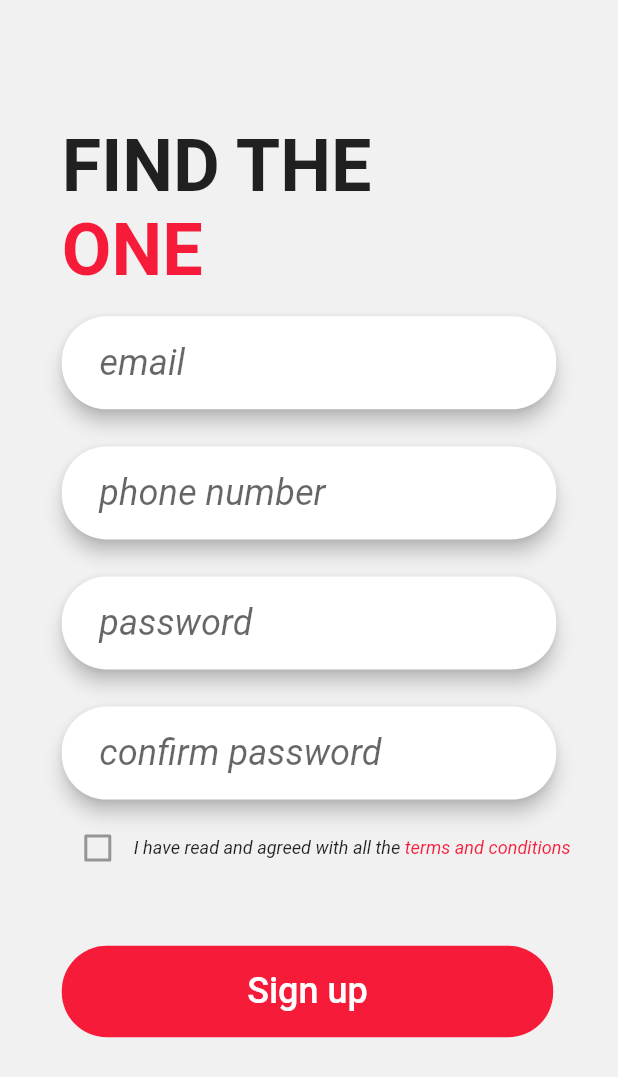
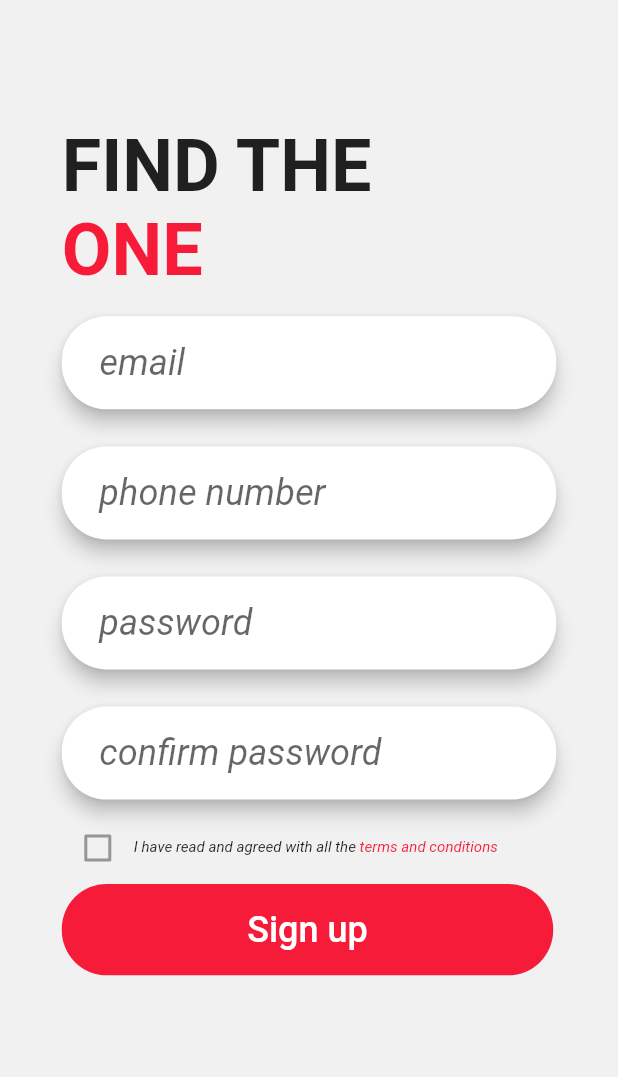
Before and after one commit to devabhixda/Tavat-FrontEnd, a Flutter app: the screen it shows after launch, after a tap on "sign up", on a phone screen of 412 x 824 dp. Shown: the top 1077 px of the screen. Run offline on Flutter 3.47's test engine with Material 2 defaults, Android fonts, the phone set to English and light mode, and no system bars.

Commit message:
Fix overflow on low res devices

```diff
--- a/lib/Screens/Onboarding/login.dart
+++ b/lib/Screens/Onboarding/login.dart
@@ -18,7 +18,7 @@ class _loginState extends State<login> {
         child: Column(
           children: [
             Container(
-              height: 0.4 * h,
+              height: 0.35 * h,
             ),
             Card(
               shape: RoundedRectangleBorder(
@@ -70,7 +70,7 @@ class _loginState extends State<login> {
               height: 0.03 * h,
             ),
             FlatButton(
-              padding: EdgeInsets.symmetric(horizontal: 0.38 * w, vertical: 0.02 * h),
+              padding: EdgeInsets.symmetric(horizontal: 0.37 * w, vertical: 0.02 * h),
               shape: RoundedRectangleBorder(
                 borderRadius: BorderRadius.circular(30)
               ),
@@ -91,13 +91,13 @@ class _loginState extends State<login> {
                 Card(
                   shape: CircleBorder(),
                   elevation: 5,
-                  child: Image(image: AssetImage('assets/images/google.png'), height: 50)
+                  child: Image(image: AssetImage('assets/images/google.png'), height: 0.08 * h)
                 ),
                 SizedBox(width: 0.1 * w),
                 Card(
                   shape: CircleBorder(),
                   elevation: 5,
-                  child: Image(image: AssetImage('assets/images/fb.png'), height: 50)
+                  child: Image(image: AssetImage('assets/images/fb.png'), height: 0.08 * h)
                 ),
               ],
             ),
--- a/lib/Screens/Onboarding/signup.dart
+++ b/lib/Screens/Onboarding/signup.dart
@@ -111,12 +111,9 @@ class _signupState extends State<signup> {
                 Checkbox(
                   value: false,
                 ),
-                Text("I have read and agreed with all the ", style: TextStyle(fontStyle: FontStyle.italic, fontSize: 12)),
-                Text("terms and conditions", style: TextStyle(color: Color(0xFFF61B39), fontStyle: FontStyle.italic, fontSize: 12))
+                Text("I have read and agreed with all the ", style: TextStyle(fontStyle: FontStyle.italic, fontSize: 10)),
+                Text("terms and conditions", style: TextStyle(color: Color(0xFFF61B39), fontStyle: FontStyle.italic, fontSize: 10))
               ],
-            ),
-            SizedBox(
-              height: 0.05 * h,
             ),
             FlatButton(
               padding: EdgeInsets.symmetric(horizontal: 0.30 * w, vertical: 0.02 * h),
```
